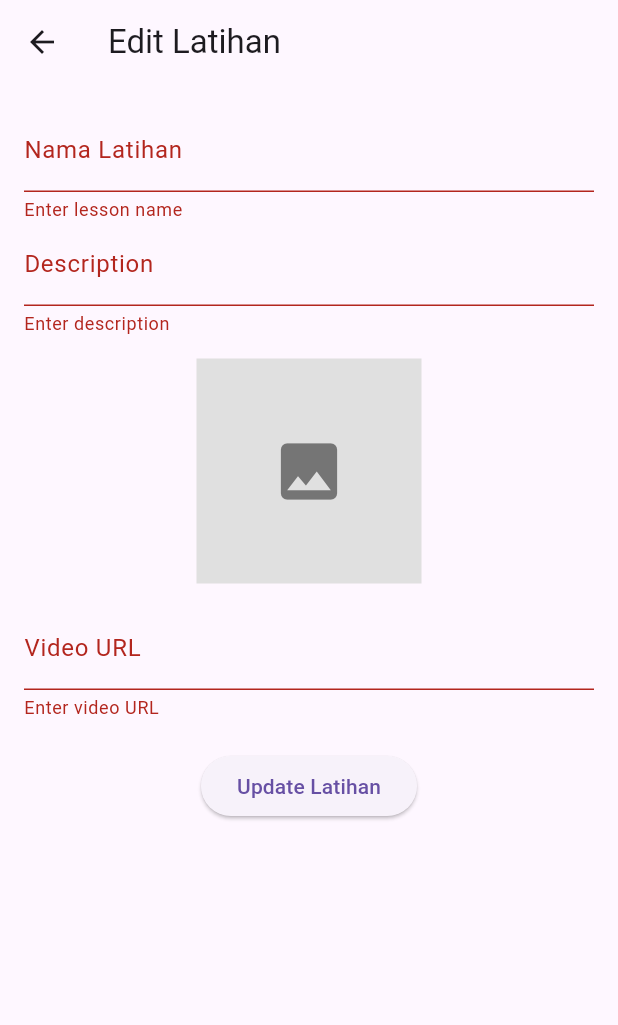
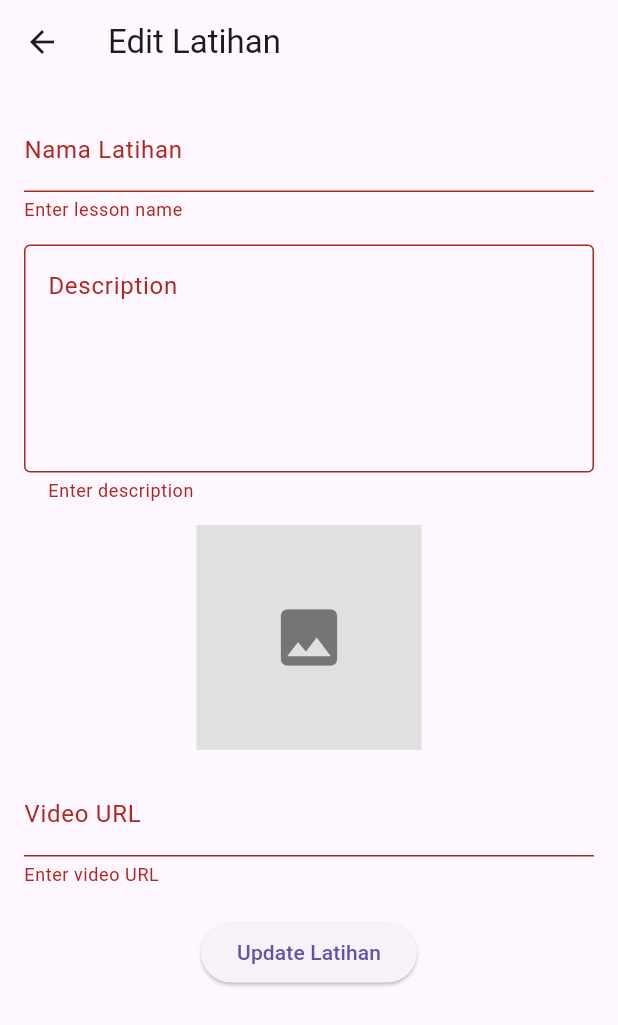
Before and after one commit to galihtra/admin_fitmom, a Flutter app: the EditLessonScreen screen opened directly with empty values, after a tap on "Update Latihan", on a phone screen of 412 x 824 dp. Shown: the top 1025 px of the screen. Run offline on Flutter 3.47's test engine with Material 3 defaults, Android fonts, the light colour scheme and no system bars; our stand-ins replace carousel_slider, cloud_firestore, file_picker, firebase_auth, firebase_core, firebase_storage and 6 more; accounts and stored records are empty; network calls fail.

Commit message:
update bug edit lesson

```diff
--- a/lib/presentation/screen/course/course_list.dart
+++ b/lib/presentation/screen/course/course_list.dart
@@ -1,3 +1,4 @@
+import 'package:admin_fitmom/presentation/screen/course/widget/floating_button_course_custom.dart';
 import 'package:flutter/material.dart';
 import 'package:admin_fitmom/data/model/course/course.dart';
 import 'package:admin_fitmom/data/services/course/course_service.dart';
@@ -34,24 +35,15 @@ class CourseListScreen extends StatelessWidget {
                     context, 'Premium Programs', premiumCourses, true),
 
                 // Free Courses Section
-              _buildCourseSection(context, 'Free Programs', freeCourses, false),
+                _buildCourseSection(
+                    context, 'Free Programs', freeCourses, false),
 
                 const SliverToBoxAdapter(child: SizedBox(height: 80)),
               ],
             );
           },
         ),
-      floatingActionButton: FloatingActionButton(
-        backgroundColor: MyColor.primaryColor,
-        child: const Icon(Icons.add, color: Colors.white),
-        onPressed: () {
-          Navigator.push(
-            context,
-            MaterialPageRoute(builder: (context) => AddCourseScreen()),
-          );
-        },
-      ),
-    );
+        floatingActionButton: const FloatingButtonSound());
   }
 
   Widget _buildCourseSection(BuildContext context, String title,
--- a/lib/presentation/screen/lesson/edit/edit_lesson_screen.dart
+++ b/lib/presentation/screen/lesson/edit/edit_lesson_screen.dart
@@ -19,10 +19,13 @@ class _EditLessonScreenState extends State<EditLessonScreen> {
   final _nameController = TextEditingController();
   final _descriptionController = TextEditingController();
   final _videoUrlController = TextEditingController();
+  final _affirmationController = TextEditingController();
   final LessonService _lessonService = LessonService();
 
   File? _image;
   bool _isUploading = false;
+  bool _useAffirmation = false;
+  bool _soundEnabled = true;
 
   @override
   void initState() {
@@ -30,6 +33,9 @@ class _EditLessonScreenState extends State<EditLessonScreen> {
     _nameController.text = widget.lesson.name;
     _descriptionController.text = widget.lesson.description;
     _videoUrlController.text = widget.lesson.urlVideo;
+    _useAffirmation = widget.lesson.useAffirmation;
+    _affirmationController.text = widget.lesson.affirmationMessage;
+    _soundEnabled = widget.lesson.soundEnabled;
   }
 
   Future<void> _pickImage() async {
@@ -57,8 +63,7 @@ class _EditLessonScreenState extends State<EditLessonScreen> {
     });
 
     try {
-      String imageUrl = widget
-          .lesson.image; // Menggunakan URL lama jika tidak ada gambar baru
+      String imageUrl = widget.lesson.image;
       if (_image != null) {
         imageUrl = await _uploadImage(_image!);
       }
@@ -69,25 +74,30 @@ class _EditLessonScreenState extends State<EditLessonScreen> {
         name: _nameController.text,
         description: _descriptionController.text,
         image: imageUrl,
-        urlVideo: _videoUrlController.text, // Update URL video dari controller
+        urlVideo: _videoUrlController.text,
         isCompleted: widget.lesson.isCompleted,
         commentar: widget.lesson.commentar,
         ulasanPengguna: widget.lesson.ulasanPengguna,
         rating: widget.lesson.rating,
         index: widget.lesson.index,
+        useAffirmation: _useAffirmation,
+        affirmationMessage: _affirmationController.text,
+        folderName: widget.lesson.folderName, // Pastikan folderName tetap sama
+        soundEnabled: _soundEnabled,
       );
 
       await _lessonService.updateLesson(
-        widget.lesson.idCourse, // courseId
-        widget.lesson.id, // lessonId
-        updatedLesson, // Lesson object yang diperbarui
+        widget.lesson.idCourse,
+        widget.lesson.id,
+        updatedLesson,
       );
 
       ScaffoldMessenger.of(context).showSnackBar(
         const SnackBar(content: Text('Latihan updated successfully!')),
       );
 
-      Navigator.pop(context);
+      // Kembali ke screen sebelumnya dengan membawa data updated lesson
+      Navigator.pop(context, updatedLesson);
     } catch (e) {
       ScaffoldMessenger.of(context).showSnackBar(
         SnackBar(content: Text('Error: $e')),
@@ -116,11 +126,18 @@ class _EditLessonScreenState extends State<EditLessonScreen> {
                   validator: (value) =>
                       value!.isEmpty ? 'Enter lesson name' : null,
                 ),
+                const SizedBox(height: 15),
                 TextFormField(
                   controller: _descriptionController,
-                  decoration: const InputDecoration(labelText: 'Description'),
+                  decoration: const InputDecoration(
+                    labelText: 'Description',
+                    alignLabelWithHint: true,
+                    border: OutlineInputBorder(),
+                  ),
                   validator: (value) =>
                       value!.isEmpty ? 'Enter description' : null,
+                  maxLines: 6,
+                  minLines: 5,
                 ),
                 const SizedBox(height: 15),
                 GestureDetector(
@@ -146,6 +163,17 @@ class _EditLessonScreenState extends State<EditLessonScreen> {
                   validator: (value) =>
                       value!.isEmpty ? 'Enter video URL' : null,
                 ),
+                if (widget.lesson.affirmationMessage.isNotEmpty) ...[
+                  const SizedBox(height: 15),
+                  TextFormField(
+                    controller: _affirmationController,
+                    decoration: const InputDecoration(
+                      labelText: 'Affirmation Message',
+                      hintText: 'Edit motivational message for this lesson',
+                    ),
+                    maxLines: 3,
+                  ),
+                ],
                 const SizedBox(height: 20),
                 _isUploading
                     ? const CircularProgressIndicator()
```
Lines whose indentation alone changed are shown as unchanged.
